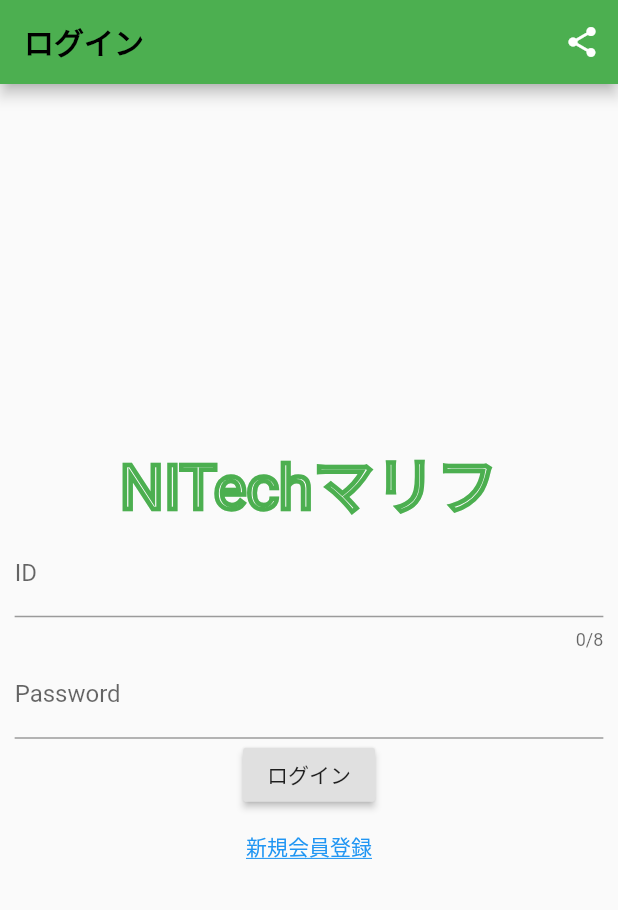
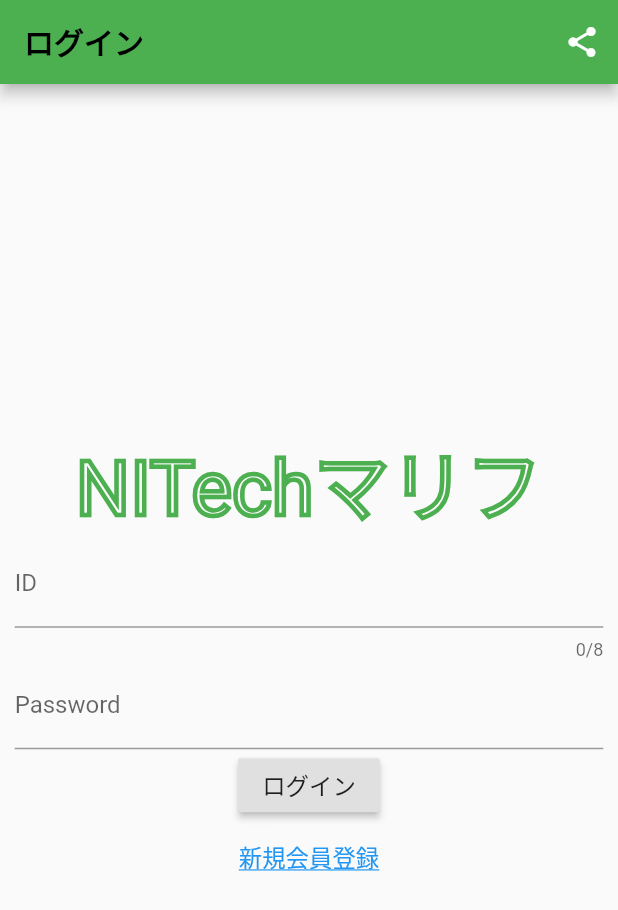
Before and after one commit to CoreForceNITech/share_box, a Flutter app: the screen it shows after launch, on a phone screen of 412 x 824 dp. Shown: the top 910 px of the screen. Run offline on Flutter 3.47's test engine with Material 2 defaults, Android fonts, the phone set to English and light mode, and no system bars; our stand-ins replace flutter_secure_storage, get, share_plus.

Commit message:
ver0.2.0.2 main.dartの文字の大きさを画面依存へ。Dimensions.dartにフォントサイズ追加。

```diff
--- a/lib/Pages/main.dart
+++ b/lib/Pages/main.dart
@@ -78,7 +78,7 @@ class _MyHomePageState extends State<MyHomePage> {
           //画面を横一杯に使う
           width: double.infinity,
           //画面端の余白
-          padding: EdgeInsets.all(Dimensions.width20),
+          padding: MyDrawer.paddingSize(),
           child: Column(
             //横方向で真ん中
             mainAxisAlignment: MainAxisAlignment.center,
@@ -88,7 +88,7 @@ class _MyHomePageState extends State<MyHomePage> {
               Text(
                 'NITechマリフ',
                 style: TextStyle(
-                    fontSize: SizeConfig.blockSizeHorizontal! * 10,
+                    fontSize: Dimensions.font52,
                     foreground: Paint()
                       ..style = PaintingStyle.stroke
                       ..strokeWidth = 3
@@ -118,7 +118,12 @@ class _MyHomePageState extends State<MyHomePage> {
                 ),
               ),
               RaisedButton(
-                child: const Text('ログイン'),
+                child: Text(
+                  'ログイン',
+                  style: TextStyle(
+                    fontSize: Dimensions.font16,
+                  ),
+                ),
                 onPressed: () async {
                   _id = idController.text;
                   _password = passwordController.text;
@@ -128,9 +133,10 @@ class _MyHomePageState extends State<MyHomePage> {
                 },
               ),
               TextButton(
-                child: const Text(
+                child: Text(
                   '新規会員登録',
                   style: TextStyle(
+                    fontSize: Dimensions.font16,
                     color: Colors.blue,
                     decoration: TextDecoration.underline,
                   ),
--- a/lib/my_class/my_drawer.dart
+++ b/lib/my_class/my_drawer.dart
@@ -4,8 +4,17 @@ import 'package:share_box/Pages/announcement.dart';
 import 'package:share_box/Pages/home.dart';
 import 'package:share_box/Pages/my_page.dart';
 import 'package:share_box/my_class/my_share.dart';
+import 'package:share_box/utils/dimensions.dart';
 
 class MyDrawer {
+  /*
+  paddingのサイズ定義用(片瀬)
+  統一のPaddingサイズの定義
+  使い方:
+   */
+  static EdgeInsets paddingSize(){
+    return EdgeInsets.all(Dimensions.width20);
+  }
   /*
   自動ログインパスワード保管用(片瀬)
   使い方:
--- a/lib/utils/dimensions.dart
+++ b/lib/utils/dimensions.dart
@@ -30,6 +30,8 @@ class Dimensions {
   static double font16 = screenHeight / 52.75;
   static double font20 = screenHeight / 42.2;
   static double font26 = screenHeight / 32.46;
+  static double font52 = screenHeight / 16.23;
+
 
   //radius
   static double radius5 = screenHeight / 193.2;
```
